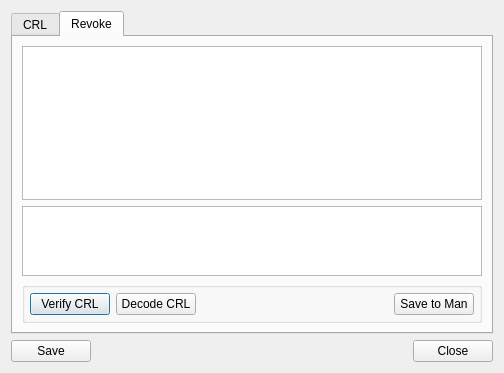
jykim74/BerEditor, file BerEditor/crl_info_dlg.ui: the form before one commit.
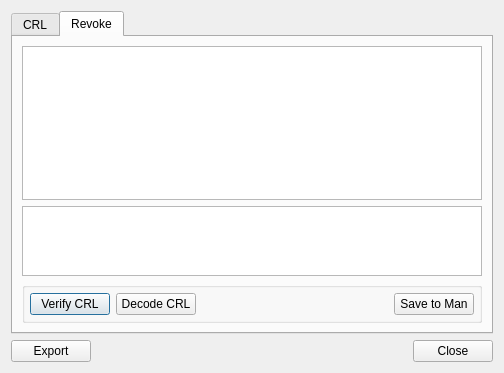
The form after the commit.

Diff of the .ui file:
```diff
--- a/BerEditor/crl_info_dlg.ui
+++ b/BerEditor/crl_info_dlg.ui
@@ -194,7 +194,7 @@
      <item row="0" column="0">
       <widget class="QPushButton" name="mSaveBtn">
        <property name="text">
-        <string>Save</string>
+        <string>Export</string>
        </property>
       </widget>
      </item>
```
Left out of the diff: 4 changed lines with no effect on the pictures.
